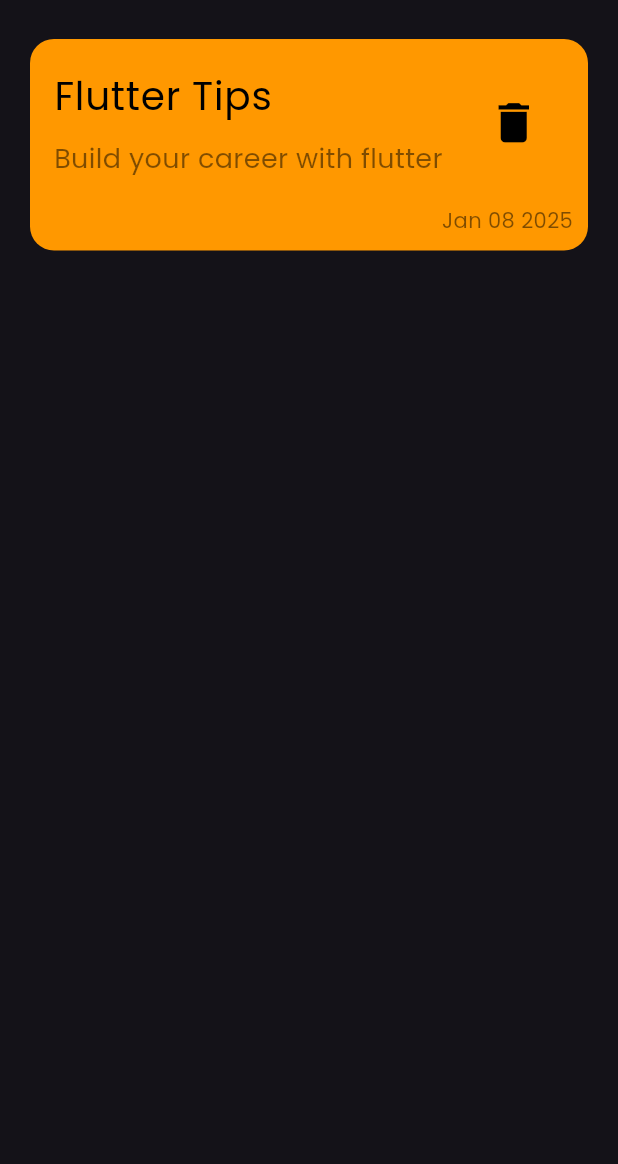
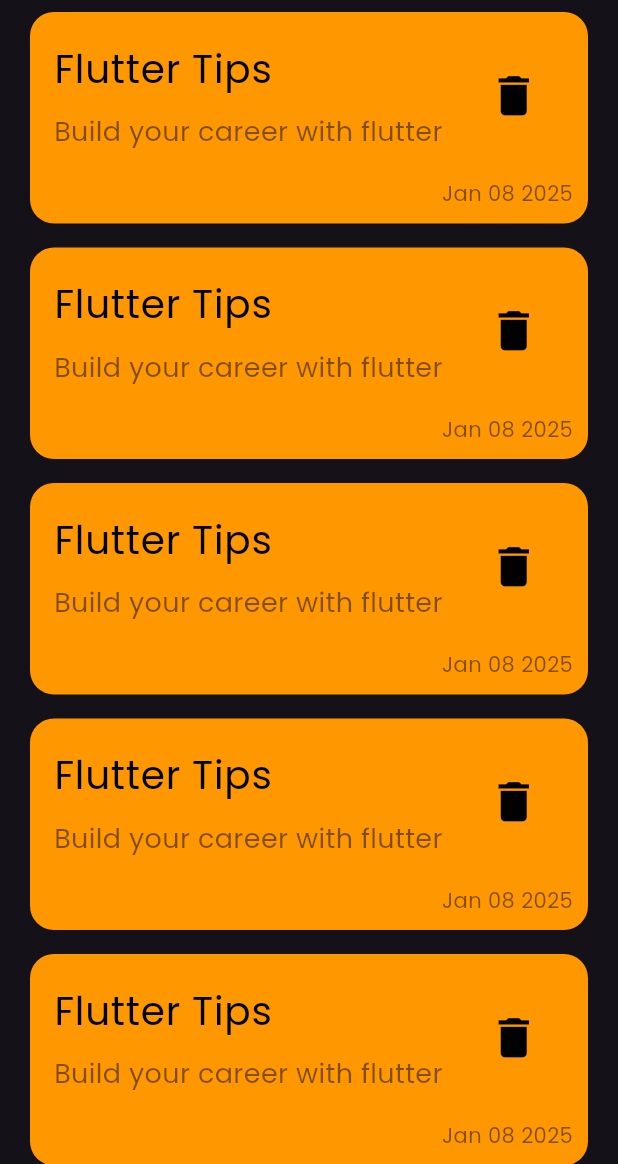
Before and after one commit to elsaid711/note, a Flutter app: the screen it shows after launch, on a phone screen of 412 x 824 dp, the part 72-1236 px from its top. Run offline on Flutter 3.47's test engine with Material 3 defaults, Android fonts, the phone set to English and light mode, and no system bars; statements that could not run were skipped.

Commit message:
create notes list view

```diff
--- a/lib/widgets/custom_note_item.dart
+++ b/lib/widgets/custom_note_item.dart
@@ -4,9 +4,7 @@ class noteItem extends StatelessWidget {
 
   @override
   Widget build(BuildContext context) {
-    return Padding(
-      padding: const EdgeInsets.symmetric(vertical: 26),
-      child: Container(
+    return Container(
       padding: EdgeInsets.only(top: 10,bottom: 10),
       width: double.infinity,
       decoration: BoxDecoration(
@@ -33,7 +31,6 @@ class noteItem extends StatelessWidget {
         ],
       ),
 
-      ),
     );
 
   }
--- /dev/null
+++ b/lib/widgets/notes_list_view.dart
@@ -0,0 +1,15 @@
+import 'package:flutter/material.dart';
+import 'custom_note_item.dart';
+class NotesListView extends StatelessWidget {
+  const NotesListView({super.key});
+
+  @override
+  Widget build(BuildContext context) {
+    return  ListView.builder(itemBuilder: (context, index) {
+      return Padding(
+        padding: const EdgeInsets.symmetric(vertical: 8),
+        child: noteItem(),
+      );
+    },);
+  }
+}
--- a/lib/widgets/notes_view_body.dart
+++ b/lib/widgets/notes_view_body.dart
@@ -1,6 +1,7 @@
 import 'package:flutter/material.dart';
 import 'custom_app_bar.dart';
 import 'custom_note_item.dart';
+import 'notes_list_view.dart';
 class notesViewBody extends StatelessWidget {
   const notesViewBody({super.key});
 
@@ -12,7 +13,8 @@ class notesViewBody extends StatelessWidget {
         child: Column(
           children: [
           const  customAppBar(),
-          noteItem(),
+              Expanded(child: NotesListView()),
+
           ],
         ),
       ),
```
Lines whose indentation alone changed are shown as unchanged.
